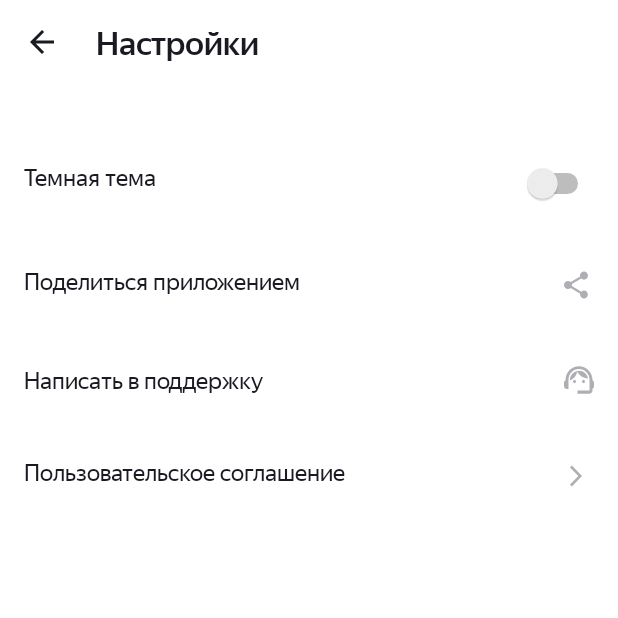
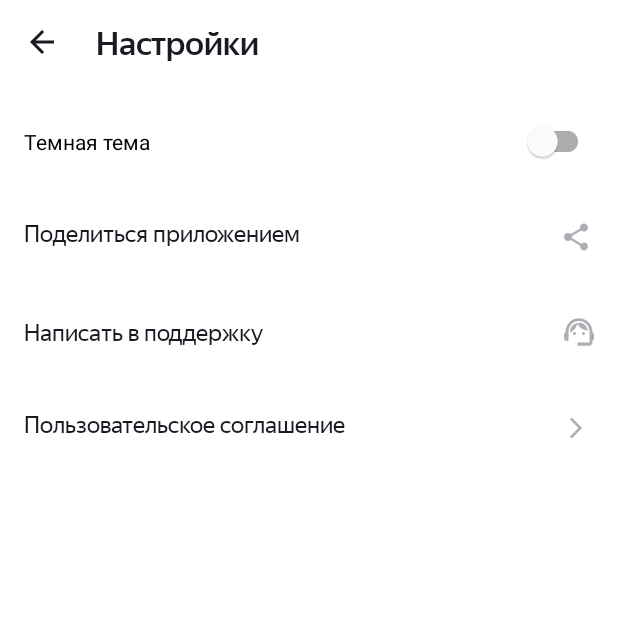
Before and after one commit to RTRT10000/PlaylistMaker, an Android app: the screen it shows after launch (SettingsActivity), after a tap on "Настройки", on a phone screen of 412 x 824 dp, the top half of it. Run offline under Robolectric (Android 15) with nearby library versions, the phone set to English and light mode, and no system bars.

```diff
--- a/app/src/main/AndroidManifest.xml
+++ b/app/src/main/AndroidManifest.xml
@@ -5,6 +5,7 @@
     <uses-permission android:name="android.permission.INTERNET"/>
 
     <application
+        android:name="com.practicum.playlistmaker.App"
         android:allowBackup="true"
         android:dataExtractionRules="@xml/data_extraction_rules"
         android:fullBackupContent="@xml/backup_rules"
--- a/app/src/main/java/com/practicum/playlistmaker/MainActivity.kt
+++ b/app/src/main/java/com/practicum/playlistmaker/MainActivity.kt
@@ -1,5 +1,6 @@
 package com.practicum.playlistmaker
 
+import android.app.Application
 import android.content.Intent
 import androidx.appcompat.app.AppCompatActivity
 import android.os.Bundle
@@ -7,6 +8,15 @@ import android.view.View
 import android.widget.Button
 import android.widget.TextView
 import android.widget.Toast
+import androidx.appcompat.app.AppCompatDelegate
+
+const val PLAYLIST_PREFERENCES = "playlist_preferences"
+const val DARK_THEME = "dark_theme"
+const val SEARCH_HISTORY_LIST = "search_history_list"
+
+
+
+
 
 class MainActivity : AppCompatActivity() {
     override fun onCreate(savedInstanceState: Bundle?) {
@@ -33,5 +43,28 @@ class MainActivity : AppCompatActivity() {
            startActivity(settingIntent)
        }
 
+        (applicationContext as App).switchTheme( (applicationContext as App).darkTheme)
+
     }
 }
+
+class App : Application() {
+
+    var darkTheme = false
+
+    override fun onCreate() {
+        super.onCreate()
+        val sharedPrefs = getSharedPreferences(PLAYLIST_PREFERENCES, MODE_PRIVATE)
+        darkTheme = sharedPrefs.getBoolean(DARK_THEME,false)
+    }
+
+    fun switchTheme(darkThemeEnabled: Boolean) {
+        AppCompatDelegate.setDefaultNightMode(
+            if (darkThemeEnabled) {
+                AppCompatDelegate.MODE_NIGHT_YES
+            } else {
+                AppCompatDelegate.MODE_NIGHT_NO
+            }
+        )
+    }
+}
--- a/app/src/main/java/com/practicum/playlistmaker/SearchActivity.kt
+++ b/app/src/main/java/com/practicum/playlistmaker/SearchActivity.kt
@@ -163,6 +163,9 @@ class SearchActivity : AppCompatActivity() {
             }
         }
         inputEditText.addTextChangedListener(searchTextWatcher)
+
+        val sharedPref = getSharedPreferences(PLAYLIST_PREFERENCES, MODE_PRIVATE)
+        val searchHistory = SearchHistory(sharedPref)
     }
 
 
--- a/app/src/main/java/com/practicum/playlistmaker/SettingsActivity.kt
+++ b/app/src/main/java/com/practicum/playlistmaker/SettingsActivity.kt
@@ -7,6 +7,7 @@ import android.widget.ImageView
 import android.widget.TextView
 import android.widget.Toast
 import androidx.appcompat.app.AppCompatActivity
+import com.google.android.material.switchmaterial.SwitchMaterial
 
 class SettingsActivity : AppCompatActivity() {
     override fun onCreate(savedInstanceState: Bundle?) {
@@ -48,5 +49,25 @@ class SettingsActivity : AppCompatActivity() {
           shareIntent.putExtra(Intent.EXTRA_TEXT, share)
           startActivity(Intent.createChooser(shareIntent,"Share with"))
         }
+
+
+        val themeSwitcher: SwitchMaterial = findViewById(R.id.themeSwitcher)
+
+
+
+        themeSwitcher.setOnCheckedChangeListener  {switcher, checked ->
+            (applicationContext as App).darkTheme = checked
+            val sharedPrefs = getSharedPreferences(PLAYLIST_PREFERENCES, MODE_PRIVATE)
+            sharedPrefs.edit()
+                .putBoolean(DARK_THEME,checked)
+                .apply()
+            (applicationContext as App).switchTheme(checked)
+        }
+
+        themeSwitcher.setChecked((applicationContext as App).darkTheme)
+
+
+
+
     }
 }
--- a/app/src/main/java/com/practicum/playlistmaker/Track.kt
+++ b/app/src/main/java/com/practicum/playlistmaker/Track.kt
@@ -5,4 +5,5 @@ data class Track(
     val artistName: String,
     val trackTimeMillis: String,
     val artworkUrl100: String,
+    val trackId: Int,
 )
--- a/app/src/main/res/layout/activity_settings.xml
+++ b/app/src/main/res/layout/activity_settings.xml
@@ -29,17 +29,16 @@
             android:textColor="?attr/settings_activity_primary_color"/>
     </LinearLayout>
 
-    <FrameLayout
+    <com.google.android.material.switchmaterial.SwitchMaterial
+        android:id="@+id/themeSwitcher"
+        android:text="Темная тема"
         style="@style/SettingsMenuFrameLayoutStyle"
-        android:layout_marginTop="34dp">
+        android:layout_gravity="start"
+        android:layout_width="match_parent"
+        android:layout_height="wrap_content"/>
 
-       <TextView
-           android:text="@string/black_threme"
-           style="@style/SettingsMenuTextViewStyle"/>
 
-        <Switch
-           style="@style/SettingsMenuImageView"/>
-    </FrameLayout>>
+
 
      <FrameLayout
          style="@style/SettingsMenuFrameLayoutStyle">
```
Also changed, not shown: app/src/main/java/com/practicum/playlistmaker/SearchHistory.kt (added, +23 -0 lines).
